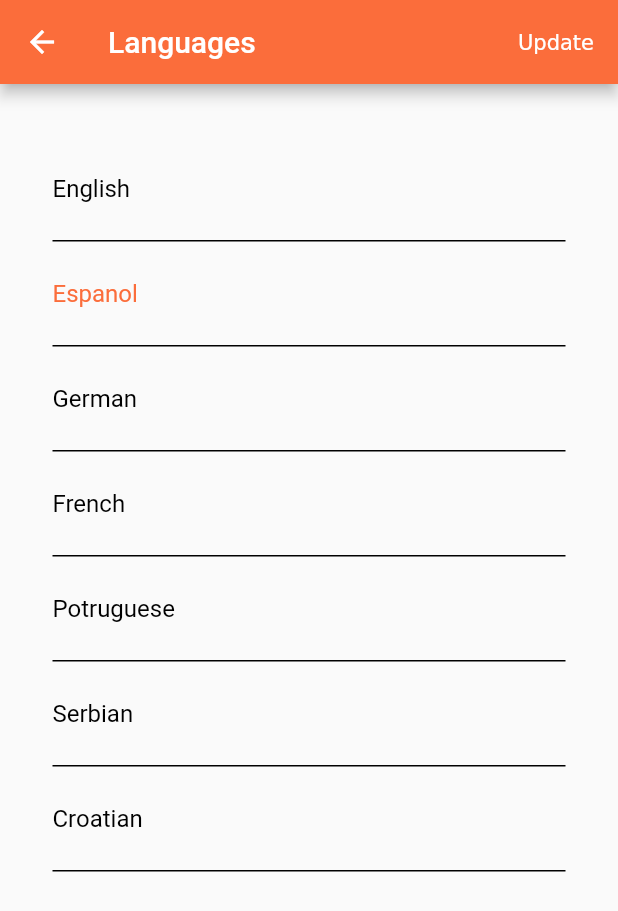
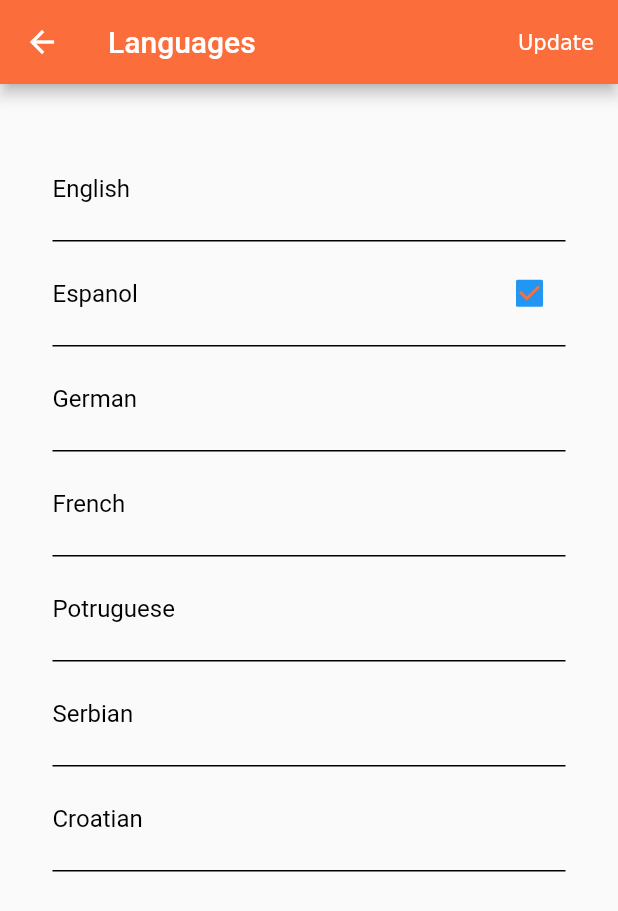
Before and after one commit to kelle92/flutter_tasks, a Flutter app: the LanguagesScreen screen opened by its route, on a phone screen of 412 x 824 dp. Shown: the top 911 px of the screen. Run offline on Flutter 3.47's test engine with Material 2 defaults, Android fonts, the phone set to English and light mode, and no system bars; our stand-ins replace flutter_map, geolocator, latlong2, scrollable_positioned_list.

Commit message:
Added checkbox for selected language

```diff
--- a/lib/language_widget.dart
+++ b/lib/language_widget.dart
@@ -20,7 +20,7 @@ class HomeScreen extends StatelessWidget {
   }
 }
 
-class LanguagesScreen extends StatelessWidget {
+class LanguagesScreen extends StatefulWidget {
   const LanguagesScreen(
       {super.key,
       this.languageList = const [],
@@ -30,6 +30,20 @@ class LanguagesScreen extends StatelessWidget {
   final List languageList;
   final String defaultLanguage;
   final void defaultFunction;
+
+  @override
+  State<LanguagesScreen> createState() => _LanguagesScreenState();
+}
+
+class _LanguagesScreenState extends State<LanguagesScreen> {
+  late String selectedLanguage = widget.defaultLanguage;
+  bool isChecked = true;
+
+  void setSelectedLanguage(value) {
+    setState(() {
+      selectedLanguage = value;
+    });
+  }
 
   @override
   Widget build(context) {
@@ -49,34 +63,54 @@ class LanguagesScreen extends StatelessWidget {
                         recognizer: TapGestureRecognizer()
                           ..onTap = () {
                             Navigator.pop(context, "/");
+
+                            //Default funkcija koja je proslijeđena kroz kontruktor
+                            widget.defaultFunction;
                           }))
               ],
             )),
         body: ListView.builder(
             padding: const EdgeInsets.all(35),
             scrollDirection: Axis.vertical,
-            itemCount: languageList.length,
+            itemCount: widget.languageList.length,
             itemBuilder: (context, int index) {
-              return Container(
+              return GestureDetector(
+                child: Container(
                   decoration: const BoxDecoration(
                       border: Border(
                           bottom: BorderSide(width: 1.0, color: Colors.black))),
-                  //height: 70,
-                  child: Padding(
-                    padding: const EdgeInsets.only(top: 25, bottom: 25),
-                    child: Text(
-                      "${languageList[index]}",
-                      style:
-
-                          //Simulacija kako odraditi checkbox pored default jezika
-
-                          languageList[index] == defaultLanguage
-                              ? const TextStyle(
-                                  fontSize: 16, color: Color(0xFFFB6D3B))
-                              : const TextStyle(
-                                  fontSize: 16, color: Colors.black),
-                    ),
-                  ));
+                  child: widget.languageList[index] == selectedLanguage
+                      ? Row(
+                          children: [
+                            Padding(
+                              padding:
+                                  const EdgeInsets.only(top: 25, bottom: 25),
+                              child: Text("${widget.languageList[index]}",
+                                  style: const TextStyle(
+                                      fontSize: 16, color: Colors.black)),
+                            ),
+                            const Spacer(),
+                            Checkbox(
+                                value: isChecked,
+                                checkColor: const Color(0xFFFB6D3B),
+                                onChanged: (value) {
+                                  setState(() {});
+                                })
+                          ],
+                        )
+                      : Padding(
+                          padding: const EdgeInsets.only(top: 25, bottom: 25),
+                          child: Text(
+                            "${widget.languageList[index]}",
+                            style: const TextStyle(
+                                fontSize: 16, color: Colors.black),
+                          ),
+                        ),
+                ),
+                onTap: () {
+                  setSelectedLanguage(widget.languageList[index]);
+                },
+              );
             }));
   }
 }
```
